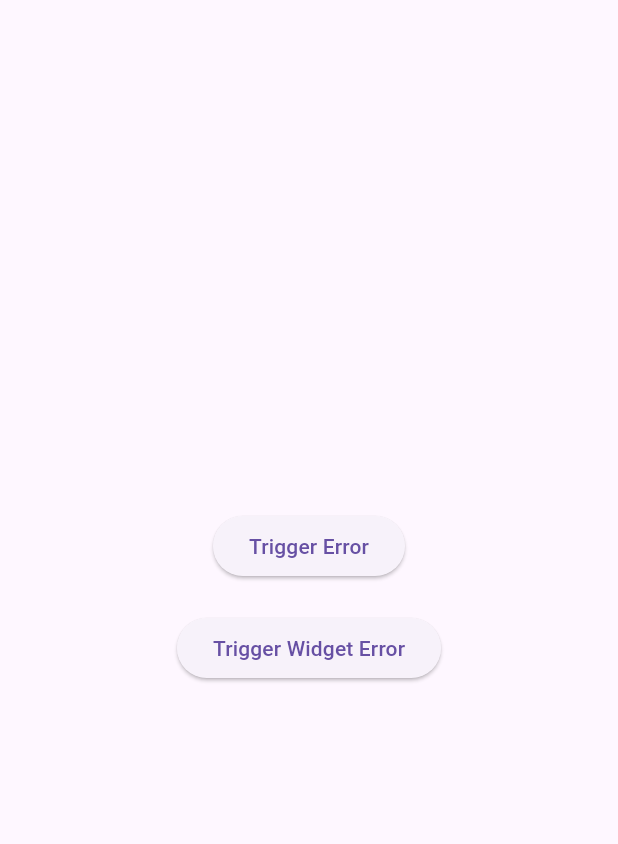
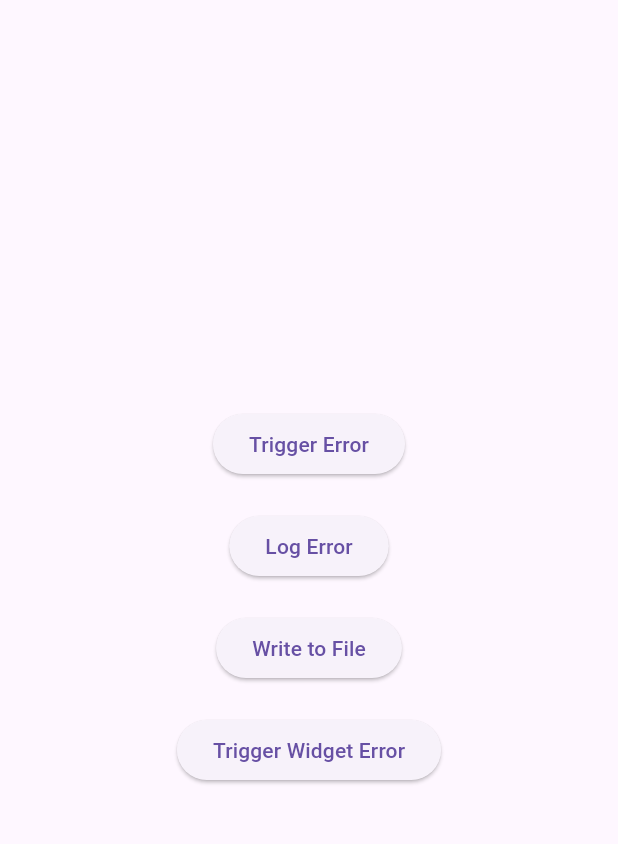
Before and after one commit to ratiebareeng/error-manager, a Flutter app: the screen it shows after launch, after a tap on "Trigger Error", on a phone screen of 412 x 824 dp, the part 63-907 px from its top. Run offline on Flutter 3.47's test engine with Material 3 defaults, Android fonts, the phone set to English and light mode, and no system bars; our stand-ins replace logger.

Commit message:
Add more examples

```diff
--- a/example/lib/main.dart
+++ b/example/lib/main.dart
@@ -1,3 +1,4 @@
+import 'package:error_manager/error_manager.dart';
 import 'package:error_manager/setup_error_manager.dart';
 import 'package:flutter/material.dart';
 
@@ -20,11 +21,42 @@ class HomeScreen extends StatelessWidget {
           children: [
             // Button to trigger an error
             ElevatedButton(
-              onPressed: () {
+              onPressed: () async {
                 // Simulate an error
+                ErrorManager.logError(
+                    errorMessage: 'This is a test exception!',
+                    originFunction: 'build',
+                    fileName: 'main.dart',
+                    developer: 'Naledi');
+                await ErrorManager.logToFile(
+                    errorMessage: 'This is a test exception!',
+                    developer: 'Naledi');
                 throw Exception('This is a test exception!');
               },
               child: const Text('Trigger Error'),
+            ),
+            const SizedBox(height: 20),
+            ElevatedButton(
+              onPressed: () async {
+                // Log an error
+                ErrorManager.logError(
+                    errorMessage: 'This is a test exception!',
+                    originFunction: 'build',
+                    fileName: 'main.dart',
+                    developer: 'Naledi');
+              },
+              child: const Text('Log Error'),
+            ),
+            const SizedBox(height: 20),
+            // Button to trigger an error
+            ElevatedButton(
+              onPressed: () async {
+                // Simulate an error
+                await ErrorManager.logToFile(
+                    errorMessage: 'This is a test exception!',
+                    developer: 'Naledi');
+              },
+              child: const Text('Write to File'),
             ),
             const SizedBox(height: 20),
             // Button to trigger a widget error
```
